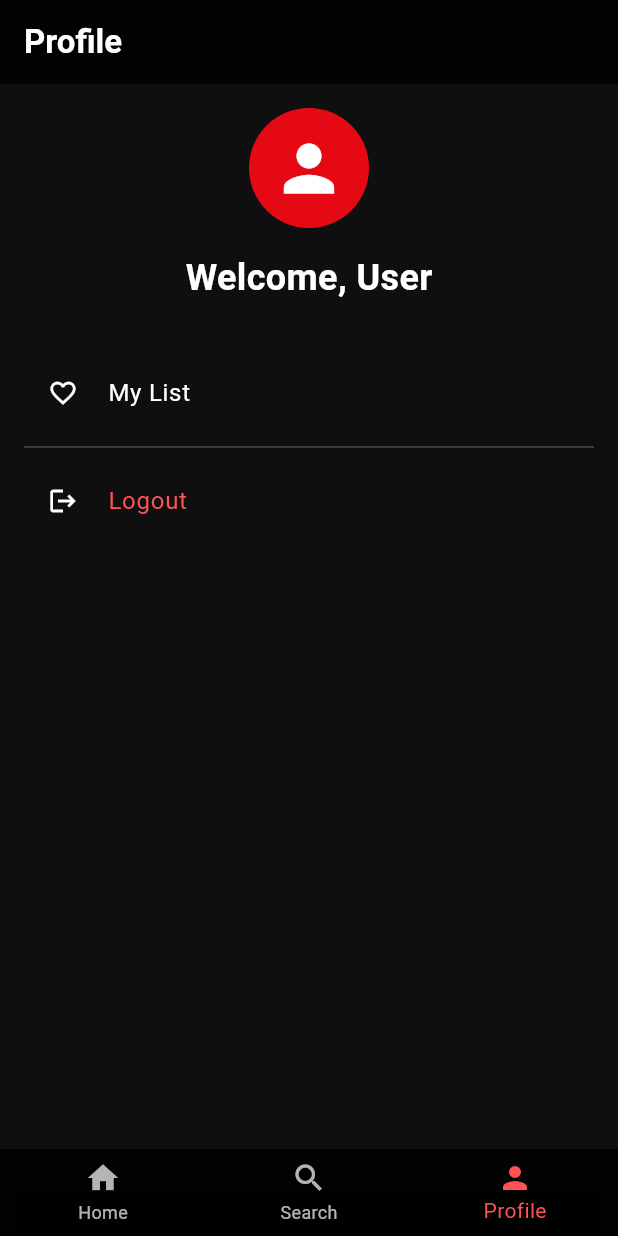
After one commit to Semedii/uc-task-2, a Flutter app: the MainScreen screen opened directly, item 3 of the bottom bar chosen, on a phone screen of 412 x 824 dp. The commit adds this screen. Run offline on Flutter 3.47's test engine with Material 3 defaults, Android fonts, the phone set to English and light mode, and no system bars; our stand-ins replace better_player_plus, cached_network_image, dio, flutter_hooks, flutter_secure_storage, freezed_annotation and 3 more; accounts and stored records are empty; generated files the repository leaves out were written again; network calls fail.

Commit message:
:fire: adds bottom nav bar and profile screen

```diff
--- /dev/null
+++ b/lib/features/profile/presentation/profile_screen.dart
@@ -0,0 +1,76 @@
+import 'package:flutter/material.dart';
+import 'package:hooks_riverpod/hooks_riverpod.dart';
+import 'package:uc_task_2/core/theme/app_colors.dart';
+import 'package:uc_task_2/features/auth/application/auth_notifier.dart';
+
+class ProfileScreen extends HookConsumerWidget {
+  const ProfileScreen({super.key});
+
+  @override
+  Widget build(BuildContext context, WidgetRef ref) {
+    return Scaffold(
+      backgroundColor: AppColors.background,
+      appBar: AppBar(
+        title: const Text('Profile'),
+        backgroundColor: Colors.black87,
+      ),
+      body: Padding(
+        padding: const EdgeInsets.all(16.0),
+        child: Column(
+          crossAxisAlignment: CrossAxisAlignment.center,
+          children: [
+            _buildUserInfo(),
+            const SizedBox(height: 32),
+            _buildMyListTile(context),
+            const Divider(color: Colors.white24),
+            _buildLogoutTile(ref),
+          ],
+        ),
+      ),
+    );
+  }
+
+  Column _buildUserInfo() {
+    return Column(
+      children: [
+        const CircleAvatar(
+          radius: 40,
+          backgroundColor: AppColors.primary,
+          child: Icon(Icons.person, size: 50, color: Colors.white),
+        ),
+        const SizedBox(height: 16),
+        const Text(
+          'Welcome, User',
+          style: TextStyle(
+            fontSize: 24,
+            color: Colors.white,
+            fontWeight: FontWeight.bold,
+          ),
+        ),
+      ],
+    );
+  }
+
+  ListTile _buildMyListTile(BuildContext context) {
+    return ListTile(
+      leading: const Icon(Icons.favorite_outline),
+      title: const Text('My List', style: TextStyle(color: Colors.white)),
+      onTap: () {
+        Navigator.push(
+          context,
+          MaterialPageRoute(builder: (context) => Placeholder()),
+        );
+      },
+    );
+  }
+
+  ListTile _buildLogoutTile(WidgetRef ref) {
+    return ListTile(
+      leading: const Icon(Icons.logout),
+      title: const Text('Logout', style: TextStyle(color: Colors.redAccent)),
+      onTap: () async {
+        await ref.read(authNotifierProvider.notifier).logout();
+      },
+    );
+  }
+}
--- a/lib/main.dart
+++ b/lib/main.dart
@@ -4,7 +4,7 @@ import 'package:uc_task_2/core/theme/app_theme.dart';
 import 'package:uc_task_2/features/auth/application/auth_notifier.dart';
 import 'package:uc_task_2/features/auth/domain/auth_state.dart';
 import 'package:uc_task_2/features/auth/presentation/login_screen.dart';
-import 'package:uc_task_2/features/home/presentation/home_screen.dart';
+import 'package:uc_task_2/main_screen.dart';
 
 void main() {
   runApp(const ProviderScope(child: MyApp()));
@@ -25,7 +25,7 @@ class MyApp extends ConsumerWidget {
       themeMode: ThemeMode.dark,
       home: authState.when(
         data: (state) => state.maybeWhen(
-          authenticated: (_) => HomeScreen(),
+          authenticated: (_) => MainScreen(),
           orElse: () => const LoginScreen(),
         ),
         loading: () => Container(), //TODO: loading screen
--- /dev/null
+++ b/lib/main_screen.dart
@@ -0,0 +1,36 @@
+import 'package:flutter/material.dart';
+import 'package:flutter_hooks/flutter_hooks.dart';
+import 'package:hooks_riverpod/hooks_riverpod.dart';
+import 'package:uc_task_2/features/home/presentation/home_screen.dart';
+import 'package:uc_task_2/features/profile/presentation/profile_screen.dart';
+
+class MainScreen extends HookConsumerWidget {
+  const MainScreen({super.key});
+
+  @override
+  Widget build(BuildContext context, WidgetRef ref) {
+    final currentIndex = useState(0);
+
+    final screens = [
+      const HomeScreen(),
+      const Placeholder(),
+      const ProfileScreen(),
+    ];
+
+    return Scaffold(
+      body: IndexedStack(index: currentIndex.value, children: screens),
+      bottomNavigationBar: BottomNavigationBar(
+        currentIndex: currentIndex.value,
+        onTap: (index) => currentIndex.value = index,
+        backgroundColor: Colors.black87,
+        selectedItemColor: Colors.redAccent,
+        unselectedItemColor: Colors.white70,
+        items: const [
+          BottomNavigationBarItem(icon: Icon(Icons.home), label: 'Home'),
+          BottomNavigationBarItem(icon: Icon(Icons.search), label: 'Search'),
+          BottomNavigationBarItem(icon: Icon(Icons.person), label: 'Profile'),
+        ],
+      ),
+    );
+  }
+}
```
